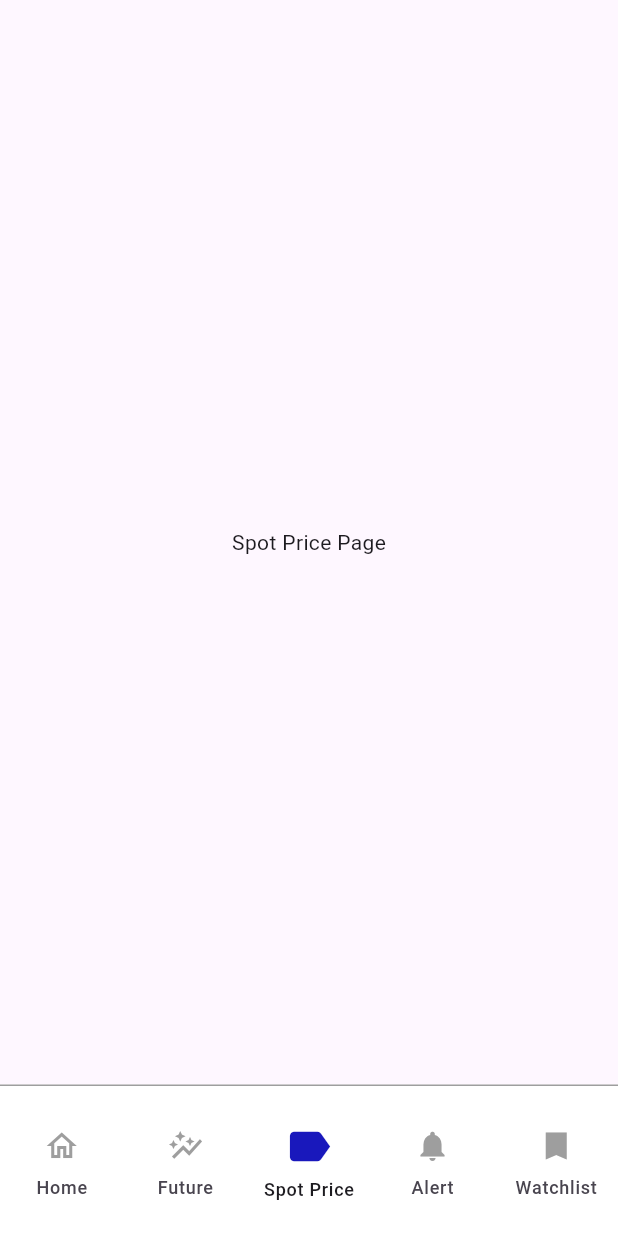
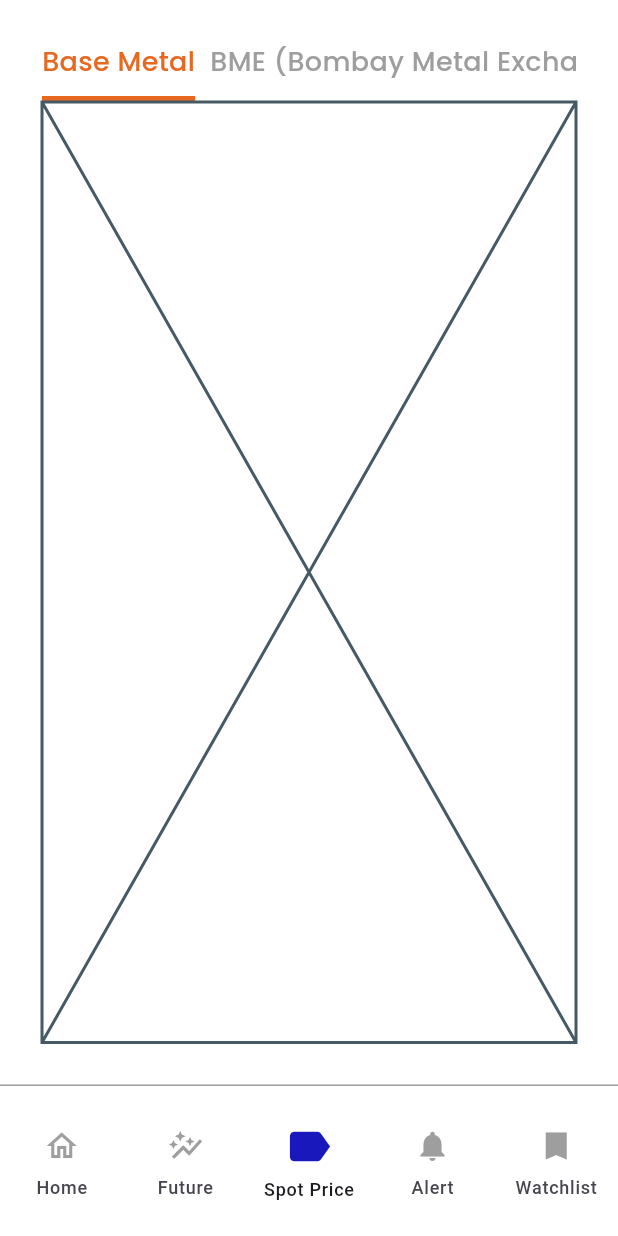
Before and after one commit to SoftcraftSolution/market_hub_application, a Flutter app: the screen it shows after launch, item 3 of the bottom bar chosen, on a phone screen of 412 x 824 dp. Run offline on Flutter 3.47's test engine with Material 3 defaults, Android fonts, the phone set to English and light mode, and no system bars; our stand-ins replace get, google_fonts, image_picker; missing offline and left inert: otp_pin_field.

Commit message:
spot page panding

```diff
--- a/lib/screens/main_screen/spot_price.dart
+++ b/lib/screens/main_screen/spot_price.dart
@@ -1,10 +1,76 @@
 import 'package:flutter/material.dart';
+import 'package:get/get.dart';
+import 'package:google_fonts/google_fonts.dart';
+import 'package:market_hub_application/utility/theme.dart';
 
 class SpotPricePage extends StatelessWidget {
-  const SpotPricePage({super.key});
-
+  SpotPricePage({super.key});
+  var con = Get.put(SpotPriceCon());
   @override
   Widget build(BuildContext context) {
-    return Scaffold(body: Center(child: Text("Spot Price Page"),),);
+    var elements = ["Base Metal", 'BME (Bombay Metal Exchange)'];
+    return SafeArea(
+        child: Scaffold(
+            backgroundColor: AppTheme.backgroundColor,
+            body: Padding(
+              padding: const EdgeInsets.all(28),
+              child: Column(
+                mainAxisSize: MainAxisSize.min,
+                children: [
+                  SizedBox(
+                    height: 40,
+                    child:  ListView.builder(
+                        itemBuilder: (context, index) {
+                          return GestureDetector(
+                            onTap: (){
+                              con.setPageIndex(index);
+                            },
+                            child: Obx(
+                              ()=> Padding(
+                                padding:  index==0?EdgeInsets.only(right: 10):EdgeInsets.zero,
+                                child: Container(
+                                  decoration: BoxDecoration(border: con.index.value == index?Border(bottom: BorderSide(width:4,color: AppTheme.primeryColor)):null),
+                                  child: Text(
+                                    overflow: TextOverflow.ellipsis,
+                                    elements[index],
+                                    style: GoogleFonts.poppins(
+                                        fontWeight: FontWeight.w500,
+                                        fontSize: 18,
+                                        color: con.index.value == index
+                                            ? AppTheme.primeryColor
+                                            : Colors.grey),
+                                  ),
+                                ),
+                              ),
+                            ),
+                          );
+                        },
+                        scrollDirection: Axis.horizontal,
+                        itemCount: elements.length,
+                      ),
+
+                  ),
+                  Expanded(child: Placeholder(),)
+                ],
+              ),
+            )));
   }
 }
+
+class SpotPriceCon extends GetxController {
+  RxInt index = 0.obs;
+  void setPageIndex(int newValue) {
+    index.value = newValue;
+  }
+}
+
+class MaterialComponent extends StatelessWidget{
+  String name;
+  String img;
+  MaterialComponent({this.name="",this.img=""});
+
+  Widget build(BuildContext context){
+    return SizedBox(height: 100,width: 100,child: Placeholder(),);
+  }
+
+}
```
Also changed, not shown: lib/screens/main_screen/home_page.dart (+5 -6 lines).
